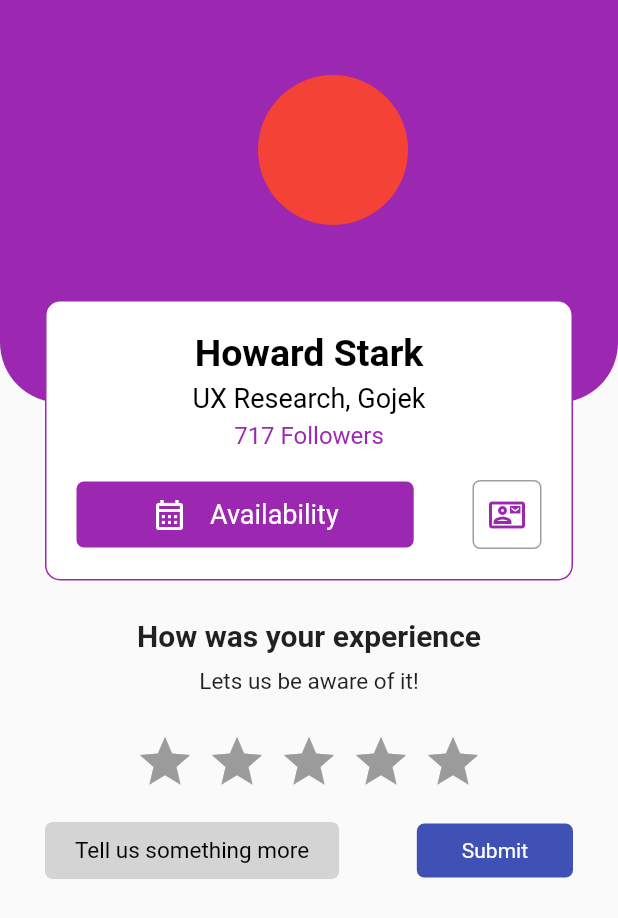
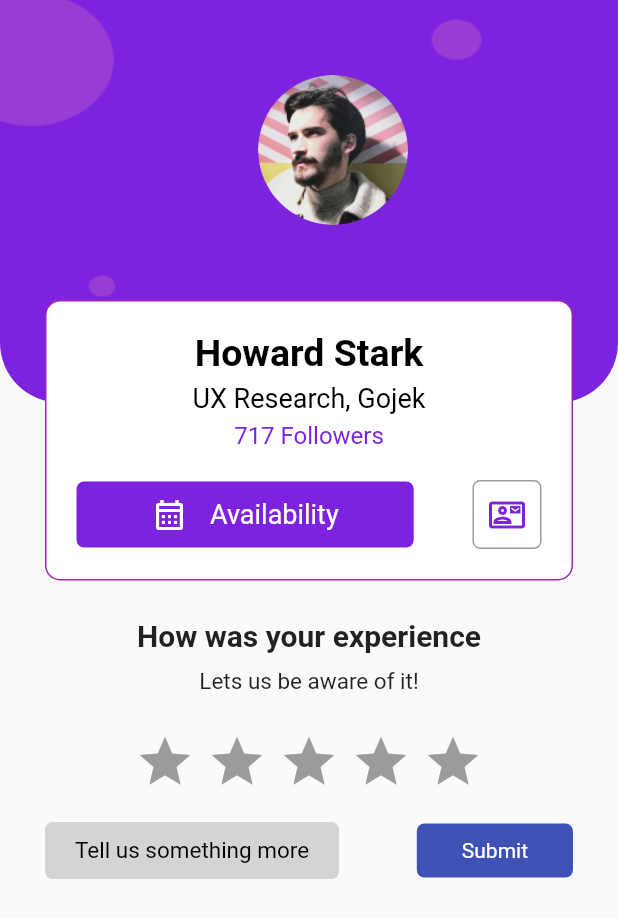
Before and after one commit to Mr-V1k/flutter_ostello, a Flutter app: the MentorScreen screen opened directly, on a phone screen of 412 x 824 dp. Shown: the top 918 px of the screen. Run offline on Flutter 3.47's test engine with Material 2 defaults, Android fonts, the phone set to English and light mode, and no system bars; drawn by our look-alikes of flutter_rating_bar.

Commit message:
First Commit

```diff
--- a/lib/screens/main_screen.dart
+++ b/lib/screens/main_screen.dart
@@ -1,5 +1,5 @@
 import 'package:flutter/material.dart';
-//import 'home.dart';
+import 'home.dart';
 import 'package:ostello/screens/mentor_screen.dart';
 
 class MainScreen extends StatelessWidget {
@@ -8,7 +8,7 @@ class MainScreen extends StatelessWidget {
   @override
   Widget build(BuildContext context) {
     return const Scaffold(
-      body: MentorScreen(),
+      body: Home(),
       floatingActionButton: FloatingMenu(),
       floatingActionButtonLocation: FloatingActionButtonLocation.centerDocked,
       bottomNavigationBar: BAppBar(),
--- a/lib/screens/mentor_screen.dart
+++ b/lib/screens/mentor_screen.dart
@@ -7,6 +7,8 @@ class MentorScreen extends StatelessWidget {
   @override
   Widget build(BuildContext context) {
     Size size = MediaQuery.of(context).size;
+    AssetImage bg = const AssetImage('assets/images/app_bg.png');
+    //AssetImage man = const AssetImage('assets/images')
 
     return Scaffold(
       body: ListView(
@@ -17,13 +19,14 @@ class MentorScreen extends StatelessWidget {
               children: [
                 Container(
                   height: size.height * 0.35 - 20,
-                  decoration: const BoxDecoration(
-                    color: Colors.purple,
-                    borderRadius: BorderRadius.only(
+                  decoration: BoxDecoration(
+                    image: DecorationImage(image: bg, fit: BoxFit.fill),
+                    borderRadius: const BorderRadius.only(
                       bottomLeft: Radius.circular(40),
                       bottomRight: Radius.circular(40),
                     ),
                   ),
+                  //child: bg,
                 ),
                 Positioned(
                   left: 0,
@@ -66,7 +69,7 @@ class MentorScreen extends StatelessWidget {
                         const Text(
                           "717 Followers",
                           style: TextStyle(
-                            color: Colors.purple,
+                            color: Color.fromRGBO(125, 35, 224, 1),
                             fontSize: 16,
                           ),
                         ),
@@ -81,7 +84,8 @@ class MentorScreen extends StatelessWidget {
                                   horizontal: 50, vertical: 10),
                               decoration: BoxDecoration(
                                 borderRadius: BorderRadius.circular(5),
-                                  color: Colors.purple),
+                                color: const Color.fromRGBO(125, 35, 224, 1),
+                              ),
                               child: Row(children: const [
                                 Icon(
                                   Icons.calendar_month_outlined,
@@ -95,7 +99,8 @@ class MentorScreen extends StatelessWidget {
                                   style: TextStyle(
                                     color: Colors.white,
                                     fontSize: 18,
-                                      fontWeight: FontWeight.w400),
+                                    fontWeight: FontWeight.w400,
+                                  ),
                                 ),
                               ]),
                             ),
@@ -107,7 +112,7 @@ class MentorScreen extends StatelessWidget {
                               ),
                               child: const Icon(
                                 Icons.contact_mail_outlined,
-                                color: Colors.purple,
+                                color: Color.fromRGBO(125, 35, 224, 1),
                               ),
                             ),
                           ],
@@ -116,12 +121,20 @@ class MentorScreen extends StatelessWidget {
                     ),
                   ),
                 ),
-                const Positioned(
+                Positioned(
                   top: 50,
                   right: 140,
-                  child: CircleAvatar(
-                    radius: 50,
-                    backgroundColor: Colors.red,
+                  child: Container(
+                    width: 100,
+                    height: 100,
+                    decoration: BoxDecoration(
+                      borderRadius: BorderRadius.circular(100),
+                      //color: Colors.red,
+                      image: const DecorationImage(
+                        image: AssetImage("assets/images/man.png"),
+                        fit: BoxFit.fill,
+                      ),
+                    ),
                   ),
                 ),
               ],
@@ -156,9 +169,7 @@ class _NavState extends State<Nav> {
   Widget build(BuildContext context) {
     return Column(
       children: [
-        Container(
-          //padding: const EdgeInsets.symmetric(vertical: 10, horizontal: 50),
-          child: Row(
+        Row(
           //mainAxisAlignment: MainAxisAlignment.spaceBetween,
           children: [
             InkWell(
@@ -198,7 +209,6 @@ class _NavState extends State<Nav> {
             )
           ],
         ),
-        ),
       ],
     );
   }
@@ -213,7 +223,7 @@ class Experience extends StatelessWidget {
     return ListView(
         padding: const EdgeInsets.symmetric(vertical: 10, horizontal: 45),
         scrollDirection: Axis.vertical,
-        children: [ExpCard(), ExpCard()]);
+        children: const [ExpCard(), ExpCard()]);
   }
 }
 
```
Also changed, not shown: lib/widgets/home_widgets/mentor_card_widget.dart (+17 -7 lines), lib/widgets/home_widgets/mentor_search_widget.dart (+12 -6 lines), pubspec.yaml (+6 -3 lines), assets/images/app_bg.png (added), assets/images/man.png (added), assets/images/mentor_card_bg_image.png (added), assets/images/mentor_card_bg_image_2.png (added), assets/images/search_mentor.png (added), assets/svg/Vector.svg (added), pubspec.lock. Lines whose indentation alone changed are shown as unchanged.
